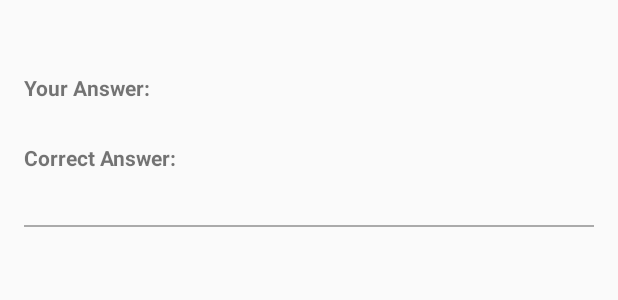
After one commit to gtran6/QuizTime, an Android app: the layout recap_item.xml on its own in the app's theme, with its tools: preview values and no code run, on a phone screen of 412 x 824 dp. The commit adds this screen. Shown: the top 300 px of the screen. Run offline under Robolectric (Android 15) with nearby library versions, the phone set to English and light mode, and no system bars.

Commit message:
update recap activity

```diff
--- /dev/null
+++ b/app/src/main/res/layout/recap_item.xml
@@ -0,0 +1,47 @@
+<?xml version="1.0" encoding="utf-8"?>
+<LinearLayout xmlns:android="http://schemas.android.com/apk/res/android"
+    android:layout_width="match_parent"
+    android:layout_height="wrap_content"
+    android:orientation="vertical"
+    android:padding="16dp">
+
+    <TextView
+        android:id="@+id/tvQuestion"
+        android:layout_width="wrap_content"
+        android:layout_height="wrap_content"
+        android:textSize="18sp"
+        android:textStyle="bold"
+        android:layout_marginBottom="8dp" />
+
+    <TextView
+        android:id="@+id/tvUserAnswerLabel"
+        android:layout_width="wrap_content"
+        android:layout_height="wrap_content"
+        android:text="Your Answer:"
+        android:textStyle="bold" />
+
+    <TextView
+        android:id="@+id/tvUserAnswer"
+        android:layout_width="wrap_content"
+        android:layout_height="wrap_content" />
+
+    <TextView
+        android:id="@+id/tvCorrectAnswerLabel"
+        android:layout_width="wrap_content"
+        android:layout_height="wrap_content"
+        android:text="Correct Answer:"
+        android:textStyle="bold"
+        android:layout_marginTop="8dp" />
+
+    <TextView
+        android:id="@+id/tvCorrectAnswer"
+        android:layout_width="wrap_content"
+        android:layout_height="wrap_content" />
+
+    <View
+        android:layout_width="match_parent"
+        android:layout_height="1dp"
+        android:layout_marginTop="16dp"
+        android:background="@android:color/darker_gray" />
+
+</LinearLayout>
```
Also changed, not shown: app/src/main/java/com/example/quizapp/Adapter/RecapAdapter.kt (+29 -24 lines), gradle/wrapper/gradle-wrapper.properties, 2 other files.
